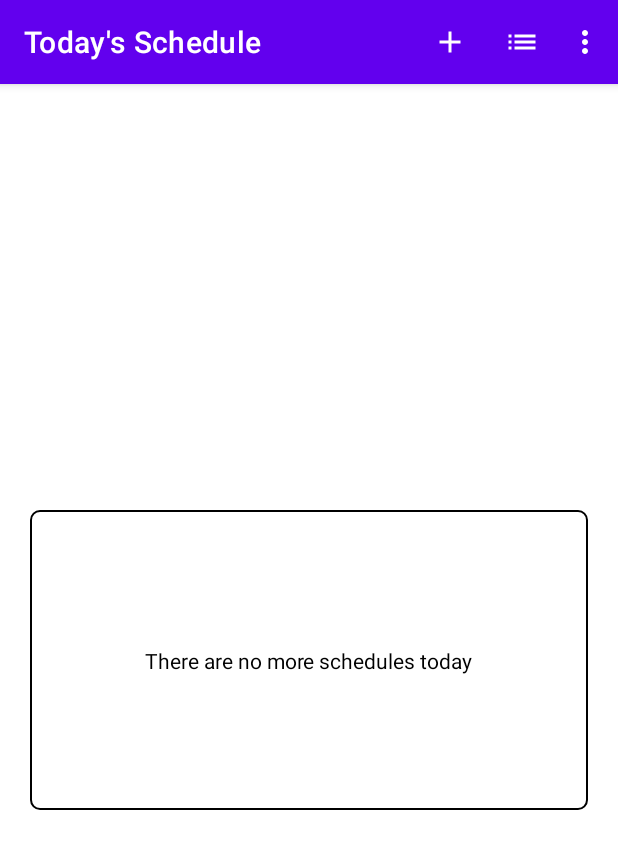
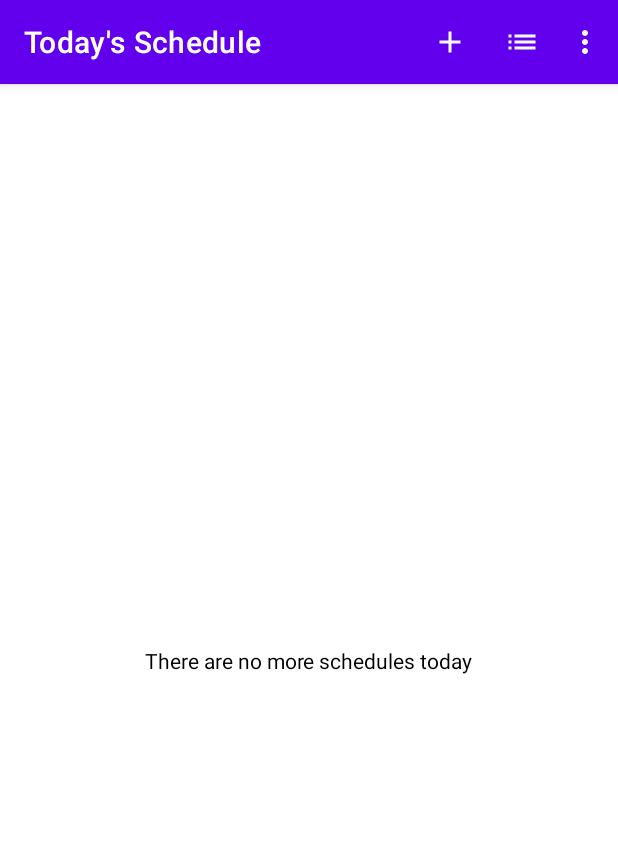
Before and after one commit to fahdikrie/aad-certi-prep, an Android app: the screen it shows after launch (HomeActivity), on a phone screen of 412 x 824 dp. Shown: the top 849 px of the screen. Run offline under Robolectric (Android 15) with nearby library versions, the phone set to English and light mode, and no system bars; our stand-ins replace Room's generated code, paging; libraries missing offline, so code that uses them is left out: androidx.paging.

Commit message:
fix(simulation-2): hide cardviewhome if course is null

```diff
--- a/CourseScheduleApp/app/src/main/java/com/dicoding/courseschedule/ui/home/HomeActivity.kt
+++ b/CourseScheduleApp/app/src/main/java/com/dicoding/courseschedule/ui/home/HomeActivity.kt
@@ -39,13 +39,24 @@ class HomeActivity : AppCompatActivity() {
     }
 
     private fun showTodaySchedule(course: Course?) {
+        val cardHome = findViewById<CardHomeView>(R.id.view_home)
+        val emptyHomeTv = findViewById<TextView>(R.id.tv_empty_home)
+
+        if (course == null) {
+            cardHome.visibility = View.GONE
+            emptyHomeTv.visibility = View.VISIBLE
+            return
+        } else {
+            cardHome.visibility = View.VISIBLE
+            emptyHomeTv.visibility = View.GONE
+        }
+
         checkQueryType(course)
-        course?.apply {
+        course.apply {
             val dayName = DayName.getByNumber(day)
             val time = String.format(getString(R.string.time_format), dayName, startTime, endTime)
             val remainingTime = timeDifference(day, startTime)
 
-            val cardHome = findViewById<CardHomeView>(R.id.view_home)
             cardHome.apply {
                 setCourseName(course.courseName)
                 setTime(time)
@@ -54,9 +65,6 @@ class HomeActivity : AppCompatActivity() {
                 setRemainingTime(remainingTime)
             }
         }
-
-        findViewById<TextView>(R.id.tv_empty_home).visibility =
-            if (course == null) View.VISIBLE else View.GONE
     }
 
     private fun checkQueryType(course: Course?) {
```
